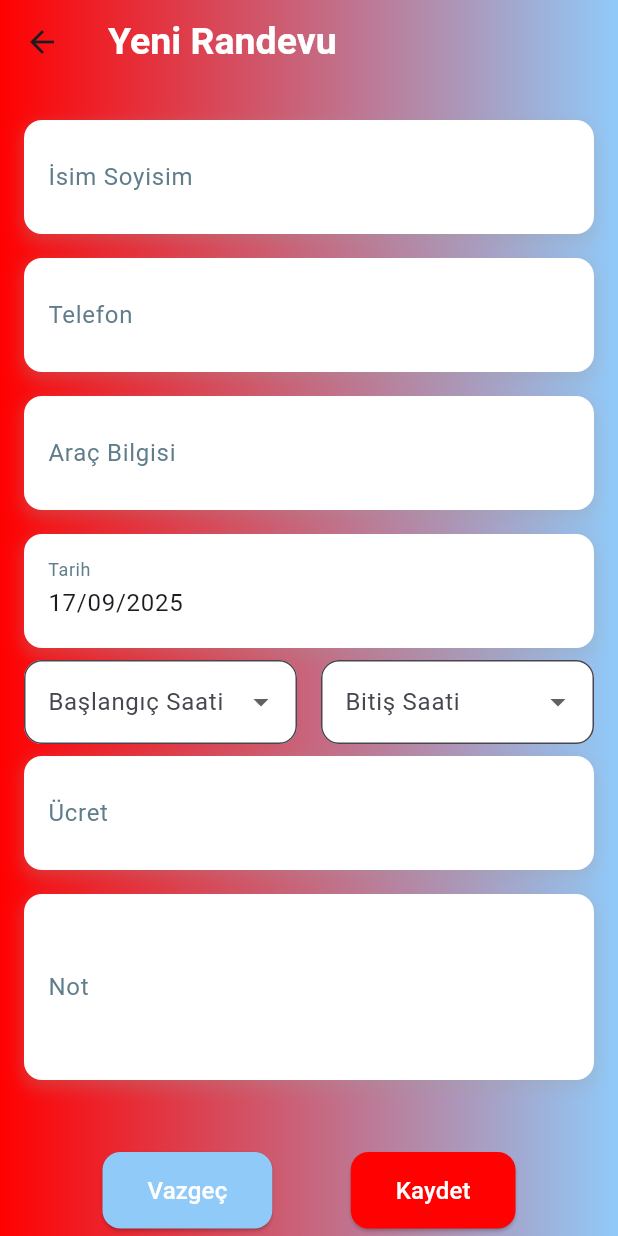
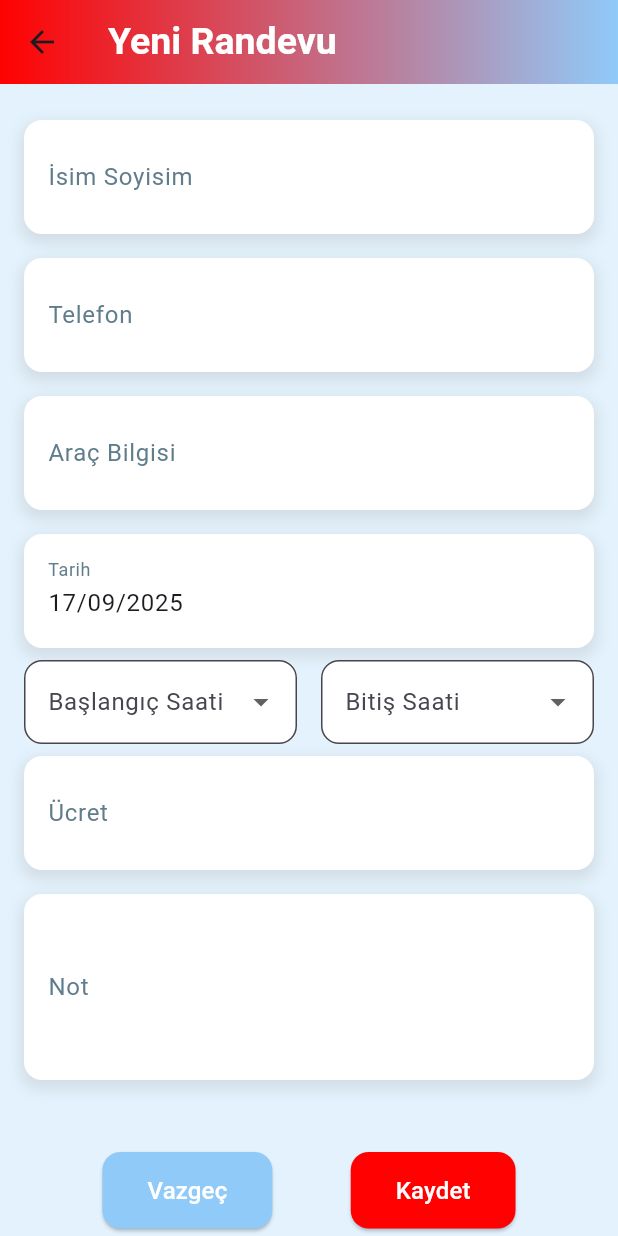
Before and after one commit to uluckabd/car_wash, a Flutter app: the AddAppointmentScreen screen opened directly, on a phone screen of 412 x 824 dp. Run offline on Flutter 3.47's test engine with Material 3 defaults, Android fonts, the phone set to English and light mode, and no system bars; our stand-ins replace mask_text_input_formatter, sqflite, syncfusion_flutter_charts; accounts and stored records are empty.

Commit message:
renk container'ı olusturuldu

```diff
--- a/lib/AddAppointmentpage.dart
+++ b/lib/AddAppointmentpage.dart
@@ -190,24 +190,9 @@ class _AddAppointmentScreenState extends State<AddAppointmentScreen> {
             color: Colors.white,
           ),
         ),
-        flexibleSpace: Container(
-          decoration: const BoxDecoration(
-            gradient: LinearGradient(
-              colors: [Color(0xFFFF0101), Color(0xFF90CAF9)],
-              begin: Alignment.topLeft,
-              end: Alignment.topRight,
-            ),
-          ),
-        ),
+        flexibleSpace: Appcolor(),
       ),
       body: Container(
-        decoration: const BoxDecoration(
-          gradient: LinearGradient(
-            colors: [Color(0xFFFF0101), Color(0xFF90CAF9)],
-            begin: Alignment.topLeft,
-            end: Alignment.topRight,
-          ),
-        ),
         child: SingleChildScrollView(
           padding: const EdgeInsets.all(16),
           child: Column(
@@ -426,3 +411,20 @@ class _AddAppointmentScreenState extends State<AddAppointmentScreen> {
     );
   }
 }
+
+class Appcolor extends StatelessWidget {
+  const Appcolor({super.key});
+
+  @override
+  Widget build(BuildContext context) {
+    return Container(
+      decoration: const BoxDecoration(
+        gradient: LinearGradient(
+          colors: [Color(0xFFFF0101), Color(0xFF90CAF9)],
+          begin: Alignment.topLeft,
+          end: Alignment.topRight,
+        ),
+      ),
+    );
+  }
+}
```
